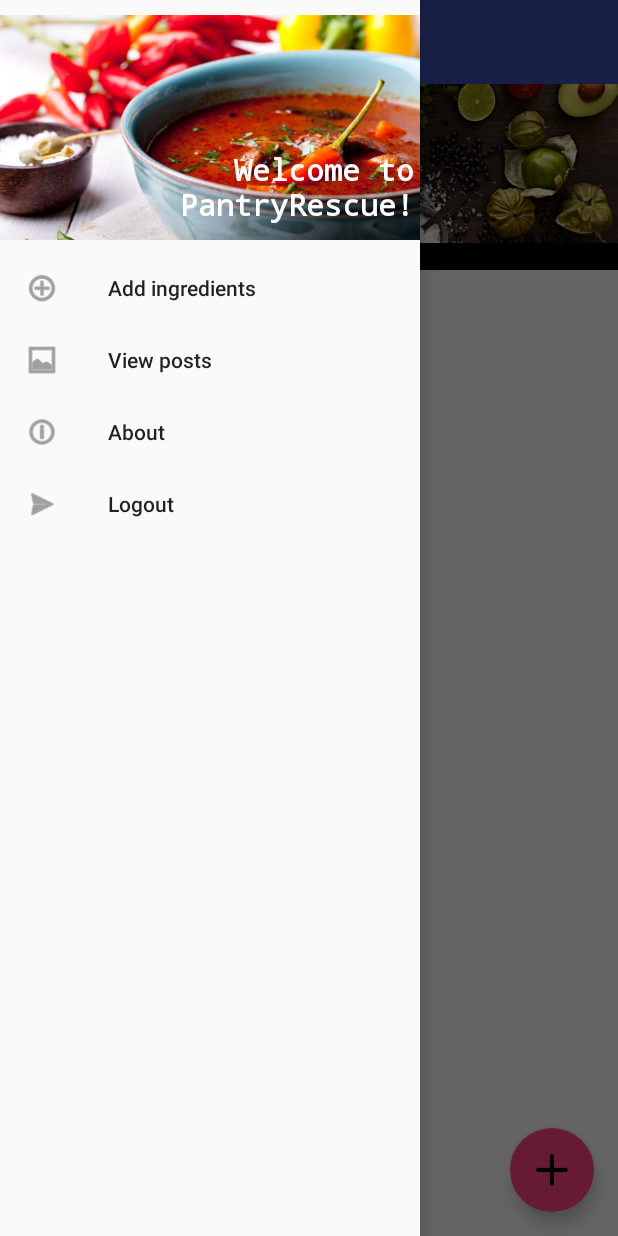
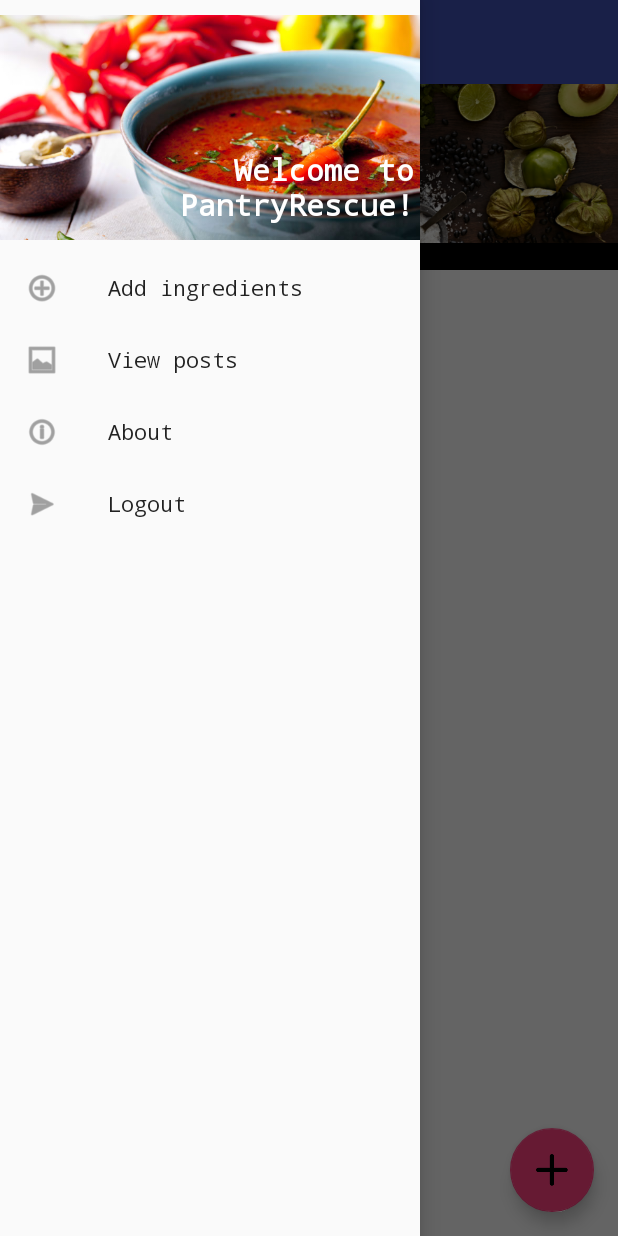
Before and after one commit to aliceetan/PantryRescue, an Android app: the MainActivity screen opened directly, with no data from a screen before it, with the side drawer open, on a phone screen of 412 x 824 dp. Run offline under Robolectric (Android 15) with nearby library versions, the phone set to English and light mode, and no system bars; our stand-ins replace Firebase (no records; nobody signed in at launch, a user with empty details on screens opened directly); libraries missing offline, so code that uses them is left out: com.elmargomez.typer; plain views replace KenBurnsView.

Commit message:
changed fonts

```diff
--- a/app/build.gradle
+++ b/app/build.gradle
@@ -26,6 +26,7 @@ dependencies {
         exclude group: 'com.android.support', module: 'support-annotations'
     })
 
+    compile 'com.elmargomez.typer:typerlib:1.0.0'
 
     compile 'com.android.support:appcompat-v7:26.+'
     compile 'com.android.support.constraint:constraint-layout:1.0.2'
--- a/app/src/main/java/com/ait/kim/pantryrescue/MainActivity.java
+++ b/app/src/main/java/com/ait/kim/pantryrescue/MainActivity.java
@@ -2,7 +2,9 @@ package com.ait.kim.pantryrescue;
 
 import android.content.DialogInterface;
 import android.content.Intent;
+import android.graphics.Typeface;
 import android.support.annotation.NonNull;
+import android.support.design.widget.CollapsingToolbarLayout;
 import android.support.design.widget.FloatingActionButton;
 import android.support.design.widget.NavigationView;
 import android.support.v4.view.GravityCompat;
@@ -24,6 +26,8 @@ import android.widget.Toast;
 import com.ait.kim.pantryrescue.adapter.IngredientsRecyclerAdapter;
 import com.ait.kim.pantryrescue.data.Item;
 //import com.ait.kim.pantryrescue.touch.ItemTouchHelperCallback;
+import com.elmargomez.typer.Font;
+import com.elmargomez.typer.Typer;
 import com.google.android.gms.tasks.OnCompleteListener;
 import com.google.android.gms.tasks.Task;
 import com.google.firebase.auth.FirebaseAuth;
@@ -91,6 +95,9 @@ public class MainActivity extends AppCompatActivity {
                 drawerLayout.openDrawer(GravityCompat.START);
             }
         });
+        CollapsingToolbarLayout collaspingToolbar = findViewById(R.id.toolbar_layout);
+        collaspingToolbar.setCollapsedTitleTextAppearance(R.style.RobotoBoldTextAppearance);
+        collaspingToolbar.setExpandedTitleTextAppearance(R.style.RobotoBoldTextAppearance);
 
 
         final FloatingActionButton fab = (FloatingActionButton) findViewById(R.id.fab);
@@ -176,6 +183,8 @@ public class MainActivity extends AppCompatActivity {
         builder.show();
     }
 
+
+
     private void addToList(String title){
         String newKey = FirebaseDatabase.getInstance().getReference().child("ingredients").push().getKey();
         Item newIngredient = new Item(
--- a/app/src/main/res/layout/activity_login.xml
+++ b/app/src/main/res/layout/activity_login.xml
@@ -20,7 +20,6 @@
             android:layout_width="wrap_content"
             android:layout_height="wrap_content"
             android:text="Pantry Rescue"
-            android:fontFamily="monospace"
             android:layout_gravity="center_horizontal"
             android:textSize="35sp"
             android:paddingBottom="15dp"
@@ -47,7 +46,6 @@
         </android.support.design.widget.TextInputLayout>
 
         <android.support.design.widget.TextInputLayout
-
             android:layout_width="match_parent"
             android:layout_height="wrap_content"
             android:layout_marginTop="8dp"
--- a/app/src/main/res/layout/activity_main.xml
+++ b/app/src/main/res/layout/activity_main.xml
@@ -11,7 +11,7 @@
         android:layout_width="match_parent"
         android:layout_height="match_parent"
         android:fitsSystemWindows="true"
-        tools:context="com.ait.kim.weatherapp.MainActivity">
+        >
 
 
         <android.support.design.widget.AppBarLayout
@@ -27,7 +27,8 @@
                 android:layout_height="match_parent"
                 android:fitsSystemWindows="true"
                 app:contentScrim="#3F51B5"
-                app:layout_scrollFlags="scroll|exitUntilCollapsed">
+                app:layout_scrollFlags="scroll|exitUntilCollapsed"
+                app:expandedTitleTextAppearance="@style/TextAppearance.AppCompat.Title">
 
                 <com.flaviofaria.kenburnsview.KenBurnsView
                     android:id="@+id/image"
--- /dev/null
+++ b/app/src/main/res/values-v16/styles.xml
@@ -0,0 +1,7 @@
+<?xml version="1.0" encoding="utf-8"?>
+<resources>
+
+    <style name="RobotoBoldTextAppearance">
+        <item name="android:fontFamily">monospace</item>
+    </style>
+</resources>
--- a/app/src/main/res/values/strings.xml
+++ b/app/src/main/res/values/strings.xml
@@ -1,5 +1,6 @@
 <resources>
     <string name="app_name">PantryRescue</string>
+
     <string name="title_activity_recipe_details">RecipeDetails</string>
     <string name="large_text">
         "Material is the metaphor.\n\n"
--- a/app/src/main/res/values/styles.xml
+++ b/app/src/main/res/values/styles.xml
@@ -2,29 +2,54 @@
 
     <!-- Base application theme. -->
     <style name="AppTheme" parent="Theme.AppCompat.Light.NoActionBar">
+
         <!-- Customize your theme here. -->
+        <item name="android:fontFamily">monospace</item>
         <item name="colorPrimary">@color/colorPrimary</item>
         <item name="colorPrimaryDark">@color/colorPrimaryDark</item>
         <item name="colorAccent">@color/colorAccent</item>
     </style>
 
     <style name="AppTheme.NoActionBar">
+        <item name="android:fontFamily">monospace</item>
+
         <item name="windowActionBar">false</item>
         <item name="windowNoTitle">true</item>
     </style>
 
 
-    <style name="AppTheme.AppBarOverlay" parent="ThemeOverlay.AppCompat.Dark.ActionBar" />
+    <style name="AppTheme.AppBarOverlay" parent="ThemeOverlay.AppCompat.Dark.ActionBar">
+        <item name="android:textSize">32sp</item>
+        <item name="android:textColorHighlight">#000</item>
 
-    <style name="AppTheme.PopupOverlay" parent="ThemeOverlay.AppCompat.Light" />
+        <item name="android:fontFamily">monospace</item>
+
+    </style>
+
+    <style name="AppTheme.PopupOverlay" parent="ThemeOverlay.AppCompat.Light" >
+        <item name="android:textSize">32sp</item>
+        <item name="android:textColorHighlight">#000</item>
+
+        <item name="android:fontFamily">monospace</item>
+    </style>
+
+    <style name="RobotoBoldTextAppearance">
+
+        <item name="android:fontFamily">monospace</item>
+    </style>
 
     <style name="ToolBarStyle" parent="Theme.AppCompat">
+
+        <item name="android:fontFamily">monospace</item>
+
         <item name="android:textColorPrimary">#ffffff</item>
         <item name="android:textColorSecondary">#0000ff</item>
         <item name="actionMenuTextColor">@android:color/white</item>
     </style>
 
     <style name="SmallTitle" parent="@android:style/TextAppearance.Small">
+        <item name="android:fontFamily">monospace</item>
+
         <item name="android:textSize">18sp</item>
         <item name="android:textColor">#000</item>
         <item name="android:textStyle">bold</item>
```
